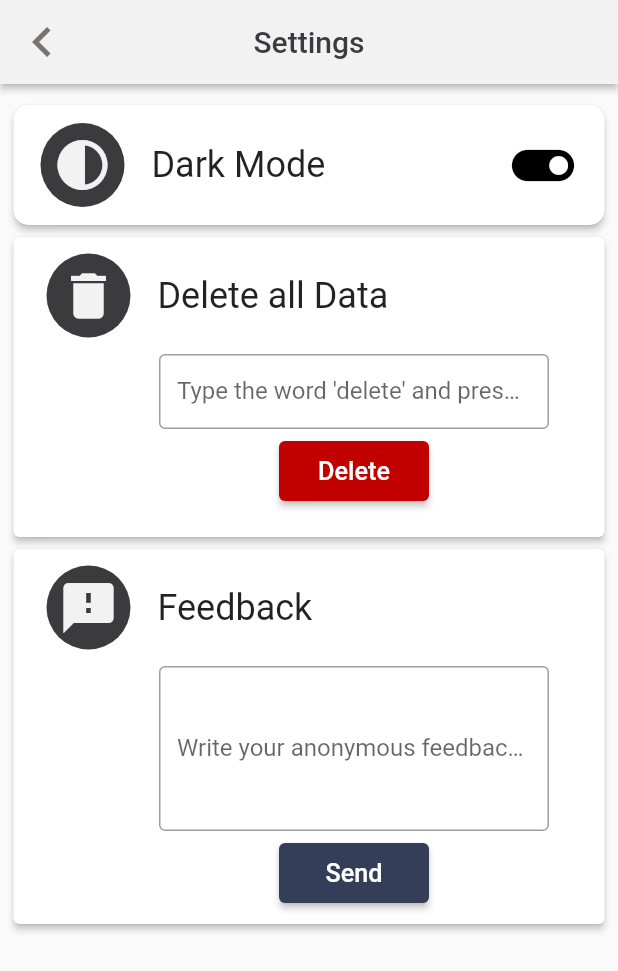
After one commit to vin-murithi/zeit-prototype, a Flutter app: the screen it shows after launch, after a tap on the "add" icon, after a tap on the "settings" icon, on a phone screen of 412 x 824 dp. The commit adds this screen. Shown: the top 971 px of the screen. Run offline on Flutter 3.47's test engine with Material 2 defaults, Android fonts, the light colour scheme and no system bars; our stand-ins replace audioplayers, pie_chart, table_calendar.

Commit message:
Fixed two bugs

```diff
--- a/lib/constants.dart
+++ b/lib/constants.dart
@@ -10,6 +10,7 @@ const kDefaultPadding = 20.0;
 const kCardColor = Color(0xffFFFFFF);
 const kSuccess = Color(0xff5cb85c);
 const kDanger = Color(0xffC10000);
+const kLightText = Color(0xffF2F2F2);
 //Home Page
 const kCountDownDial = Color.fromARGB(255, 250, 250, 250);
 
--- a/lib/screens/history/history.dart
+++ b/lib/screens/history/history.dart
@@ -18,7 +18,6 @@ class _HistoryHomeState extends State<HistoryHome> {
   late Map historyData;
   @override
   void initState() {
-    // TODO: implement initState
     super.initState();
     Database().readDatabase().then((value) => {historyData = value});
   }
@@ -29,6 +28,7 @@ class _HistoryHomeState extends State<HistoryHome> {
       length: 2,
       child: Scaffold(
         appBar: AppBar(
+          elevation: 2,
           leading: IconButton(
             icon: const Icon(Icons.chevron_left),
             onPressed: () {
--- a/lib/screens/home/home_screen.dart
+++ b/lib/screens/home/home_screen.dart
@@ -3,6 +3,7 @@ import 'dart:async';
 import 'package:zeit/constants.dart';
 import 'package:zeit/controllers/database.dart';
 import 'package:zeit/screens/history/history.dart';
+import 'package:zeit/screens/settings/settings.dart';
 import 'package:audioplayers/audioplayers.dart';
 
 class HomeScreen extends StatefulWidget {
@@ -53,10 +54,13 @@ class _HomeScreenState extends State<HomeScreen> {
   }
 
   void saveTask(newTask) async {
-    Map newTaskMap = {newTask.toString(): []};
-    await Database().writeDatabase(newTaskMap).then((value) {
-      getTaskList();
+    setState(() {
+      taskList.insert(0, newTask);
     });
+    // Map newTaskMap = {newTask.toString(): []};
+    // await Database().writeDatabase(newTaskMap).then((value) {
+    //   getTaskList();
+    // });
   }
 
   //Get Task List
@@ -69,10 +73,15 @@ class _HomeScreenState extends State<HomeScreen> {
       taskListMap = sortTaskMap(taskListMap);
       taskList = [];
       taskListMap.forEach((key, value) {
-        setState(() {
-          taskList.add(key);
-          selectedTask = 0;
-        });
+        if (key != 'Default') {
+          setState(() {
+            taskList.add(key);
+            selectedTask = 0;
+          });
+        }
+      });
+      setState(() {
+        taskList.insert(0, 'Default');
       });
     });
   }
@@ -165,7 +174,6 @@ class _HomeScreenState extends State<HomeScreen> {
         if (isCancelled) {
           timer.cancel();
           setState(() {
-            sessionOngoing = false;
             time = session;
           });
         }
@@ -242,6 +250,7 @@ class _HomeScreenState extends State<HomeScreen> {
         pomodoroInSession = false;
         sessionOngoing = false;
         isOnBreak = false;
+        breakOngoing = false;
       });
       managePomodoro();
     }
@@ -262,7 +271,9 @@ class _HomeScreenState extends State<HomeScreen> {
                 width: deviceWidth * 0.6,
                 child: ElevatedButton(
                   onPressed: () => {startPomodoro()},
-                  child: Text('Start Pomodoro'),
+                  child: Text(!pomodoroInSession
+                      ? 'Start Session'
+                      : 'Continue Session'),
                   style: ElevatedButton.styleFrom(
                     primary: kTertiaryColor,
                   ),
@@ -271,7 +282,7 @@ class _HomeScreenState extends State<HomeScreen> {
             ],
           ),
         );
-      } else if (sessionOngoing && !isOnBreak) {
+      } else if (sessionOngoing) {
         buttons = Container(
           height: deviceHeight * 0.28,
           width: deviceWidth,
@@ -552,15 +563,20 @@ class _HomeScreenState extends State<HomeScreen> {
           fontSize: 30,
         ),
       ),
-      actions: const [
+      actions: [
         IconButton(
-          icon: CircleAvatar(
+          onPressed: () {
+            Navigator.push(
+              context,
+              MaterialPageRoute(builder: (context) => const Settings()),
+            );
+          },
+          icon: const CircleAvatar(
               backgroundColor: kTertiaryColor,
               child: Icon(
                 Icons.settings,
                 color: Colors.white,
               )),
-          onPressed: null,
           color: kTertiaryColor,
           iconSize: 40,
         ),
--- /dev/null
+++ b/lib/screens/settings/settings.dart
@@ -0,0 +1,239 @@
+import 'package:flutter/material.dart';
+import 'package:flutter/services.dart';
+import 'package:zeit/constants.dart';
+
+class Settings extends StatefulWidget {
+  const Settings({Key? key}) : super(key: key);
+
+  @override
+  State<Settings> createState() => _SettingsState();
+}
+
+class _SettingsState extends State<Settings> {
+  @override
+  Widget build(BuildContext context) {
+    return Scaffold(
+      appBar: AppBar(
+        elevation: 2,
+        leading: IconButton(
+          icon: const Icon(Icons.chevron_left),
+          onPressed: () {
+            Navigator.pop(context);
+          },
+          color: kSecondaryColor,
+          iconSize: 40,
+        ),
+        centerTitle: true,
+        backgroundColor: kPrimaryColor,
+        title: const Text(
+          'Settings',
+          style: TextStyle(color: kTextColor),
+        ),
+      ),
+      body: SingleChildScrollView(
+        child: Center(
+          child: Padding(
+            padding: const EdgeInsets.fromLTRB(5, 10, 5, 0),
+            child: Column(
+              children: [
+                Card(
+                  elevation: 2,
+                  shadowColor: Colors.black,
+                  shape: RoundedRectangleBorder(
+                    borderRadius: BorderRadius.circular(10),
+                  ),
+                  color: kCardColor,
+                  child: SizedBox(
+                    width: MediaQuery.of(context).size.width * 0.99,
+                    height: 80,
+                    child: Center(
+                      child: ListTile(
+                        leading: CircleAvatar(
+                          radius: 30,
+                          backgroundColor: kTextColor,
+                          child: const Icon(
+                            Icons.contrast,
+                            size: 40,
+                            color: kLightText,
+                          ),
+                        ),
+                        title: Text(
+                          'Dark Mode',
+                          textScaleFactor: 1.5,
+                        ),
+                        trailing: const Icon(
+                          Icons.toggle_on,
+                          size: 50,
+                          color: Colors.black,
+                        ),
+                        onTap: () {
+                          print('toggle dark mode');
+                        },
+                      ),
+                    ),
+                  ),
+                ),
+                Card(
+                  elevation: 2,
+                  child: SizedBox(
+                    width: MediaQuery.of(context).size.width * 0.97,
+                    height: 200,
+                    child: Column(
+                      children: [
+                        Card(
+                          elevation: 0,
+                          shadowColor: Colors.black,
+                          shape: RoundedRectangleBorder(
+                            borderRadius: BorderRadius.circular(10),
+                          ),
+                          color: kCardColor,
+                          child: const SizedBox(
+                            height: 70,
+                            child: Center(
+                              child: ListTile(
+                                leading: CircleAvatar(
+                                  radius: 30,
+                                  backgroundColor: kTextColor,
+                                  child: Icon(
+                                    Icons.delete,
+                                    size: 40,
+                                    color: kLightText,
+                                  ),
+                                ),
+                                title: Text(
+                                  'Delete all Data',
+                                  textScaleFactor: 1.5,
+                                ),
+                              ),
+                            ),
+                          ),
+                        ),
+                        Padding(
+                          padding: const EdgeInsets.fromLTRB(60, 0, 0, 0),
+                          child: Column(
+                            children: [
+                              SizedBox(
+                                width: 260,
+                                height: 50,
+                                child: const TextField(
+                                  obscureText: true,
+                                  decoration: InputDecoration(
+                                    border: OutlineInputBorder(),
+                                    labelText:
+                                        "Type the word 'delete' and press OK ",
+                                  ),
+                                ),
+                              ),
+                              Padding(
+                                padding: const EdgeInsets.all(8.0),
+                                child: SizedBox(
+                                  width: 100,
+                                  height: 40,
+                                  child: ElevatedButton(
+                                      style: ElevatedButton.styleFrom(
+                                        primary: kDanger,
+                                        onPrimary: Colors.white,
+                                      ),
+                                      onPressed: () {
+                                        print('delete');
+                                      },
+                                      child: const Text(
+                                        'Delete',
+                                        textScaleFactor: 1.2,
+                                      )),
+                                ),
+                              ),
+                            ],
+                          ),
+                        ),
+                      ],
+                    ),
+                  ),
+                ),
+                Card(
+                  elevation: 2,
+                  child: SizedBox(
+                    width: MediaQuery.of(context).size.width * 0.97,
+                    height: 250,
+                    child: Column(
+                      children: [
+                        Card(
+                          elevation: 0,
+                          shadowColor: Colors.black,
+                          shape: RoundedRectangleBorder(
+                            borderRadius: BorderRadius.circular(10),
+                          ),
+                          color: kCardColor,
+                          child: const SizedBox(
+                            height: 70,
+                            child: Center(
+                              child: ListTile(
+                                leading: CircleAvatar(
+                                  radius: 30,
+                                  backgroundColor: kTextColor,
+                                  child: Icon(
+                                    Icons.feedback,
+                                    size: 40,
+                                    color: kLightText,
+                                  ),
+                                ),
+                                title: Text(
+                                  'Feedback',
+                                  textScaleFactor: 1.5,
+                                ),
+                              ),
+                            ),
+                          ),
+                        ),
+                        Padding(
+                          padding: const EdgeInsets.fromLTRB(60, 0, 0, 0),
+                          child: Column(
+                            children: [
+                              SizedBox(
+                                width: 260,
+                                height: 110,
+                                child: TextField(
+                                  keyboardType: TextInputType.multiline,
+                                  maxLines: 10,
+                                  minLines: 4,
+                                  decoration: InputDecoration(
+                                    border: OutlineInputBorder(),
+                                    labelText:
+                                        'Write your anonymous feedback here..',
+                                  ),
+                                ),
+                              ),
+                              Padding(
+                                padding: const EdgeInsets.all(8.0),
+                                child: SizedBox(
+                                  width: 100,
+                                  height: 40,
+                                  child: ElevatedButton(
+                                      style: ElevatedButton.styleFrom(
+                                        primary: kTertiaryColor,
+                                        onPrimary: Colors.white,
+                                      ),
+                                      onPressed: () {
+                                        print('send feedback');
+                                      },
+                                      child: const Text(
+                                        'Send',
+                                        textScaleFactor: 1.2,
+                                      )),
+                                ),
+                              ),
+                            ],
+                          ),
+                        ),
+                      ],
+                    ),
+                  ),
+                ),
+              ],
+            ),
+          ),
+        ),
+      ),
+    );
+  }
+}
```
Also changed, not shown: lib/controllers/database.dart (+77 -74 lines), lib/screens/history/taskHistory.dart (+44 -5 lines), 1 other file.
